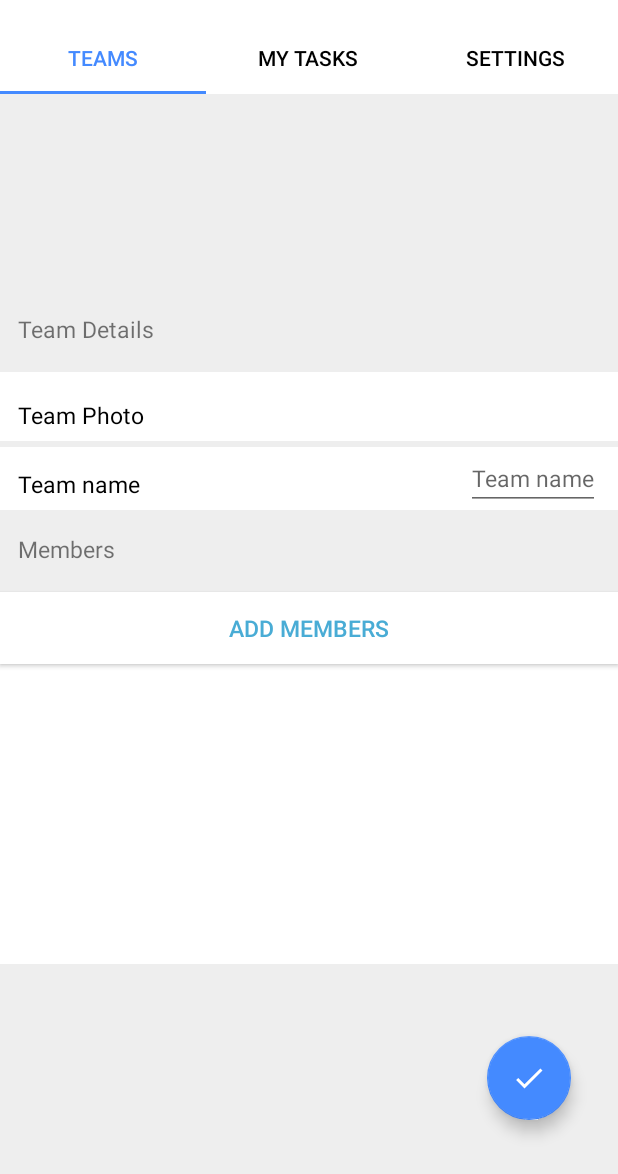
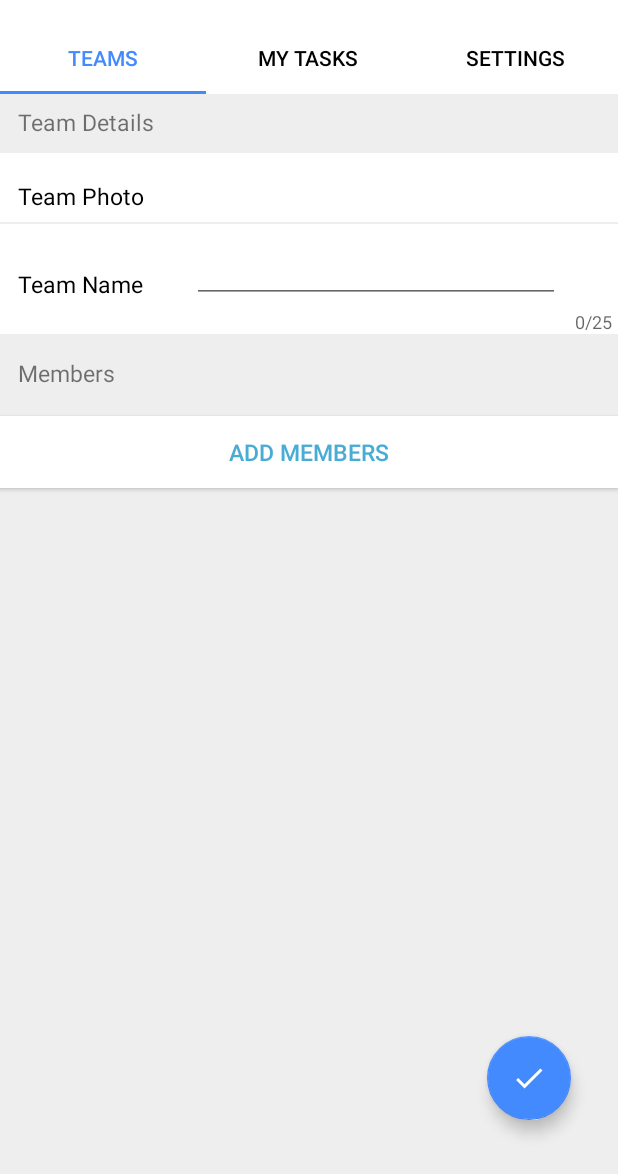
Before and after one commit to sriThariduSangeeth/TestAndroid, an Android app: the fragment EditGroupFragment placed in its activity, on a phone screen of 412 x 824 dp, the part 62-1236 px from its top. Run offline under Robolectric (Android 15) with nearby library versions, the phone set to English and light mode, and no system bars; our stand-ins replace CircleImageView, Firebase (no records; nobody signed in at launch, a user with empty details on screens opened directly), Picasso; libraries missing offline, so code that uses them is left out: com.baoyz.swipemenulistview, com.karumi.dexter, retrofit2.converter.jackson; plain views replace SwipeMenuListView; pictures from the network do not load; 14 statements that could not run were skipped.

Commit message:
UI updates

```diff
--- a/app/src/main/java/app/whatsdone/android/ui/activity/CodeVerificationActivity.java
+++ b/app/src/main/java/app/whatsdone/android/ui/activity/CodeVerificationActivity.java
@@ -21,7 +21,7 @@ public class CodeVerificationActivity extends AppCompatActivity implements CodeV
         super.onCreate(savedInstanceState);
         ActivityCodeVerificationBinding binding = DataBindingUtil.setContentView(this, R.layout.activity_code_verification);
         CodeVerificationViewModel model = new CodeVerificationViewModel();
-        model.setCode("123456");
+        model.setCode("");
         CodeVerifyPresenter presenter = new CodeVerifyPresenterImpl();
         presenter.setContext(this);
         presenter.init(this, getIntent().getStringExtra(Constants.ARG_VERIFICATION_ID));
--- a/app/src/main/java/app/whatsdone/android/ui/fragments/BaseFragment.java
+++ b/app/src/main/java/app/whatsdone/android/ui/fragments/BaseFragment.java
@@ -21,6 +21,9 @@ import android.provider.ContactsContract;
 import android.provider.MediaStore;
 import android.support.constraint.ConstraintLayout;
 import android.support.v4.app.Fragment;
+import android.text.Editable;
+import android.text.InputFilter;
+import android.text.TextWatcher;
 import android.util.Log;
 import android.view.LayoutInflater;
 import android.view.MenuItem;
@@ -65,8 +68,9 @@ import de.hdodenhof.circleimageview.CircleImageView;
 import static android.app.Activity.RESULT_CANCELED;
 import static android.app.Activity.RESULT_OK;
 import static android.media.MediaRecorder.VideoSource.CAMERA;
+import static android.widget.Toast.LENGTH_LONG;
 
-public abstract class BaseFragment extends Fragment implements BaseGroupFragmentView {
+public abstract class BaseFragment extends Fragment implements BaseGroupFragmentView, TextWatcher {
 
     private static final int RESULT_LOAD_IMAGE = 0;
     private OnAddFragmentInteractionListener mListener;
@@ -127,6 +131,32 @@ public abstract class BaseFragment extends Fragment implements BaseGroupFragment
         members.addAll(ContactUtil.resolveContacts(group.getMembers()));
         adapter.notifyDataSetChanged();
         teamName.setText(group.getGroupName());
+
+
+        teamName.addTextChangedListener(this);
+
+        //team name
+//        if(teamName.length() >  25)
+//        {
+//            AlertDialog.Builder teamNameLengthAlert = new AlertDialog.Builder(getContext());
+//            teamNameLengthAlert.setTitle("Alert");
+//            teamNameLengthAlert.setMessage("Number of characters should not exceed than 25");
+//
+//
+//            teamNameLengthAlert.setPositiveButton("OK", new DialogInterface.OnClickListener() {
+//                public void onClick(DialogInterface dialog, int which) {
+//
+//                }
+//            });
+//
+//
+//            teamNameLengthAlert.setNegativeButton(android.R.string.no, null);
+//            teamNameLengthAlert.setIcon(android.R.drawable.ic_dialog_alert);
+//            teamNameLengthAlert.show();
+//
+//        }
+
+
 
         if(group.getAvatar() != null && !group.getAvatar().isEmpty() ) {
             Picasso.get().load(group.getAvatar()).into(circleImageView);
@@ -191,7 +221,10 @@ public abstract class BaseFragment extends Fragment implements BaseGroupFragment
                     alert.show();
 
 
-                } else {
+                }
+
+
+                else {
 
 
                     group.setTeamImage(getImageData(circleImageView));
@@ -554,4 +587,13 @@ public abstract class BaseFragment extends Fragment implements BaseGroupFragment
         void onSelected(String contact);
     }
 
+    @Override
+    public void afterTextChanged(Editable s) {
+
+    }
+
+    @Override
+    public void onTextChanged(CharSequence s, int start, int before, int count) {
+
+    }
 }
--- a/app/src/main/java/app/whatsdone/android/ui/fragments/EditGroupFragment.java
+++ b/app/src/main/java/app/whatsdone/android/ui/fragments/EditGroupFragment.java
@@ -7,6 +7,7 @@ import android.view.ViewGroup;
 
 import app.whatsdone.android.R;
 import app.whatsdone.android.model.Group;
+import app.whatsdone.android.services.AuthService;
 
 
 public class EditGroupFragment extends BaseFragment{
@@ -37,7 +38,12 @@ public class EditGroupFragment extends BaseFragment{
 
     @Override
     public void save() {
+
         presenter.update(this.group);
     }
 
+    @Override
+    public void beforeTextChanged(CharSequence s, int start, int count, int after) {
+
+    }
 }
--- a/app/src/main/java/app/whatsdone/android/ui/fragments/GroupFragment.java
+++ b/app/src/main/java/app/whatsdone/android/ui/fragments/GroupFragment.java
@@ -145,9 +145,13 @@ public class GroupFragment extends Fragment implements GroupFragmentView{
                     if(group.getCreatedBy().equals(AuthServiceImpl.getCurrentUser().getDocumentID())){
 
                         presenter.deleteTeam(groups.get(position).getDocumentID());
+                       adapter.notifyItemRemoved(position);
+                        adapter.notifyItemRangeRemoved(position, groups.size());
+                        adapter.notifyDataSetChanged();
                     }
                     else {
                         presenter.leaveTeam(group.getDocumentID());
+                        adapter.notifyDataSetChanged();
 
                     }
 
--- a/app/src/main/res/layout/activity_code_verification.xml
+++ b/app/src/main/res/layout/activity_code_verification.xml
@@ -41,6 +41,7 @@
             android:layout_height="wrap_content"
             android:layout_marginTop="88dp"
             android:inputType="number"
+            android:textAlignment="center"
             android:maxLength="6"
             android:text="@={viewModel.code}"
             app:layout_constraintEnd_toEndOf="parent"
--- a/app/src/main/res/layout/fragment_add_group.xml
+++ b/app/src/main/res/layout/fragment_add_group.xml
@@ -23,15 +23,14 @@
         android:layout_height="wrap_content"
         android:layout_marginStart="12dp"
         android:layout_marginLeft="12dp"
-        android:layout_marginTop="50dp"
-        android:layout_marginBottom="8dp"
+        android:layout_marginTop="8dp"
         android:text="@string/GroupDetails"
         android:textSize="15sp"
         app:layout_constraintBottom_toTopOf="@+id/constraintLayout3"
         app:layout_constraintEnd_toEndOf="parent"
         app:layout_constraintHorizontal_bias="0.51"
         app:layout_constraintStart_toStartOf="parent"
-        app:layout_constraintTop_toBottomOf="@+id/constraintLayout2" />
+        app:layout_constraintTop_toTopOf="parent" />
 
 
     <android.support.constraint.ConstraintLayout
@@ -39,10 +38,9 @@
         android:layout_width="match_parent"
         android:layout_height="wrap_content"
         android:layout_marginTop="10dp"
-        android:layout_marginBottom="2dp"
         android:background="@color/white"
-        app:layout_constraintBottom_toTopOf="@+id/constraintLayout"
         app:layout_constraintEnd_toEndOf="parent"
+        app:layout_constraintHorizontal_bias="0.0"
         app:layout_constraintStart_toStartOf="parent"
         app:layout_constraintTop_toBottomOf="@+id/group_details">
 
@@ -87,9 +85,8 @@
         android:id="@+id/constraintLayout"
         android:layout_width="match_parent"
         android:layout_height="wrap_content"
-        android:layout_marginTop="2dp"
+        android:layout_marginTop="1dp"
         android:background="@color/white"
-        app:layout_constraintBottom_toTopOf="@+id/members"
         app:layout_constraintEnd_toEndOf="parent"
         app:layout_constraintHorizontal_bias="0.0"
         app:layout_constraintStart_toStartOf="parent"
@@ -99,7 +96,7 @@
         <TextView
             android:id="@+id/group_name_text_view"
             android:layout_width="wrap_content"
-            android:layout_height="0dp"
+            android:layout_height="wrap_content"
             android:layout_marginStart="12dp"
             android:layout_marginLeft="12dp"
             android:layout_marginTop="14dp"
@@ -113,25 +110,43 @@
 
         </TextView>
 
+        <android.support.design.widget.TextInputLayout
+            android:id="@+id/text_input_layout"
+            android:layout_width="match_parent"
+            android:layout_height="wrap_content"
+            android:layout_marginStart="8dp"
+            android:layout_marginLeft="8dp"
+            app:counterEnabled="true"
+            app:counterMaxLength="25"
+            app:layout_constraintBottom_toBottomOf="parent"
+            app:layout_constraintEnd_toEndOf="parent"
+            app:layout_constraintStart_toEndOf="@+id/group_name_text_view"
+            app:layout_constraintTop_toTopOf="parent"
+            app:layout_constraintVertical_bias="1.0">
+
             <EditText
                 android:id="@+id/group_name_edit_text"
-
-            android:layout_width="wrap_content"
+                android:layout_width="245dp"
                 android:layout_height="wrap_content"
-
-
+                android:layout_marginStart="120dp"
+                android:layout_marginLeft="120dp"
                 android:layout_marginEnd="12dp"
                 android:layout_marginRight="12dp"
-            android:hint="@string/group_name"
+
                 android:inputType="text"
+                android:maxLength="25"
                 android:paddingTop="10sp"
+                android:textAlignment="center"
                 android:textColor="@color/black"
                 android:textSize="15sp"
                 app:layout_constraintBottom_toBottomOf="parent"
+
                 app:layout_constraintEnd_toEndOf="parent"
-
                 app:layout_constraintTop_toTopOf="parent"
                 app:layout_constraintVertical_bias="0.0" />
+
+        </android.support.design.widget.TextInputLayout>
+
     </android.support.constraint.ConstraintLayout>
 
 
@@ -146,7 +161,6 @@
         android:paddingTop="5sp"
         android:text="@string/members"
         android:textSize="15sp"
-        app:layout_constraintBottom_toTopOf="@+id/constraintLayout2"
         app:layout_constraintEnd_toEndOf="parent"
         app:layout_constraintHorizontal_bias="1.0"
         app:layout_constraintStart_toStartOf="parent"
@@ -157,9 +171,9 @@
         android:layout_width="match_parent"
         android:layout_height="300sp"
         android:layout_marginTop="10dp"
-        app:layout_constraintBottom_toBottomOf="parent"
-        app:layout_constraintTop_toBottomOf="@+id/members"
-        tools:layout_editor_absoluteX="16dp">
+        app:layout_constraintEnd_toEndOf="parent"
+        app:layout_constraintStart_toStartOf="parent"
+        app:layout_constraintTop_toBottomOf="@+id/members">
 
         <Button
             android:id="@+id/add_members_button"
@@ -181,7 +195,7 @@
         <com.baoyz.swipemenulistview.SwipeMenuListView
             android:id="@+id/add_members_list_view"
             android:layout_width="match_parent"
-            android:layout_height="200sp"
+            android:layout_height="wrap_content"
             android:layout_marginBottom="10dp"
             android:background="@color/white"
             android:scrollbars="vertical"
--- a/app/src/main/res/layout/fragment_create_new_task.xml
+++ b/app/src/main/res/layout/fragment_create_new_task.xml
@@ -39,7 +39,7 @@
 
                     <EditText
                         android:id="@+id/title_edit_text"
-                        android:layout_width="wrap_content"
+                        android:layout_width="200dp"
                         android:layout_height="match_parent"
                         android:layout_alignParentRight="true"
                         android:layout_marginRight="10dp"
@@ -322,7 +322,7 @@
         android:layout_marginBottom="36dp"
         android:background="@color/fab_color"
         android:backgroundTint="@color/fab_color"
-        android:src="@drawable/ic_add"
+        android:src="@drawable/ic_check"
         app:backgroundTint="@color/fab_color"
         app:rippleColor="@color/fab_color" />
 
--- a/app/src/main/res/values/strings.xml
+++ b/app/src/main/res/values/strings.xml
@@ -19,7 +19,7 @@
     <string name="time">11.00</string>
     <string name="NewActivity">New Activity</string>
     <string name="GroupDetails">Team Details</string>
-    <string name="group_name">Team name</string>
+    <string name="group_name">Team Name</string>
     <string name="CreateGroup">Create Group</string>
     <string name="Discussion">Discussion</string>
     <string name="NewTask">New Task</string>
```
Also changed, not shown: app/src/main/res/layout/activity_phone_no_verification.xml (+16 -11 lines), app/src/main/res/layout/activity_profile_creation.xml (+9 -20 lines), app/src/main/res/layout/fragment_edit_group.xml (deleted, +0 -234 lines), app/src/main/res/layout/fragment_edit_group2.xml (deleted, +0 -14 lines). Lines whose indentation alone changed are shown as unchanged.
